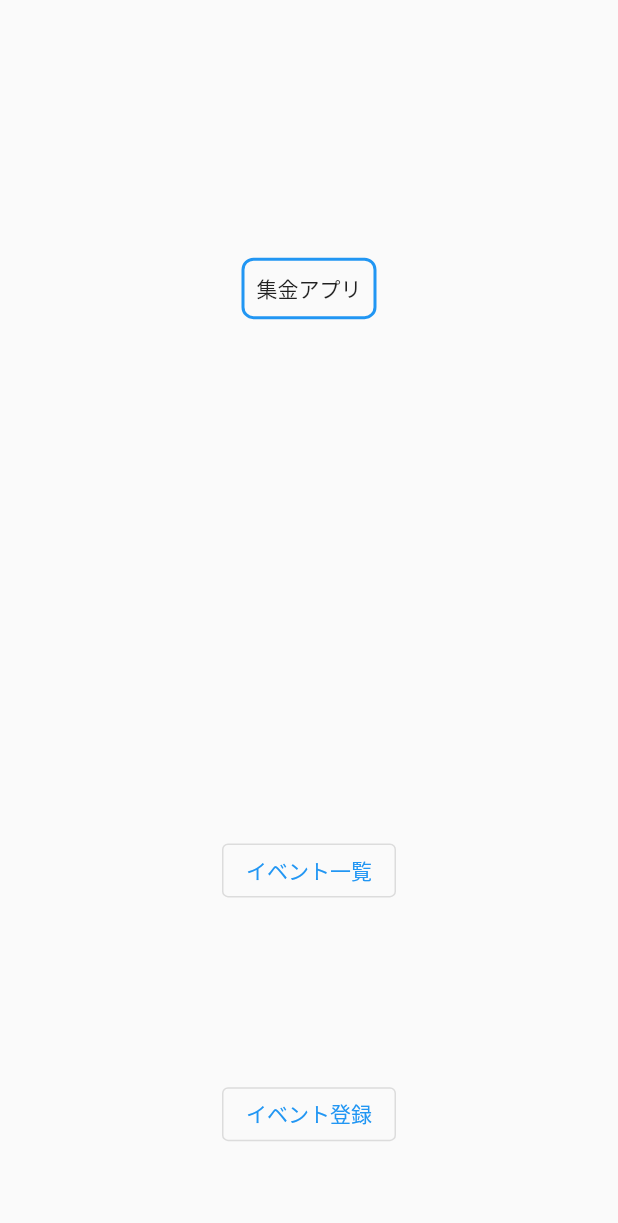
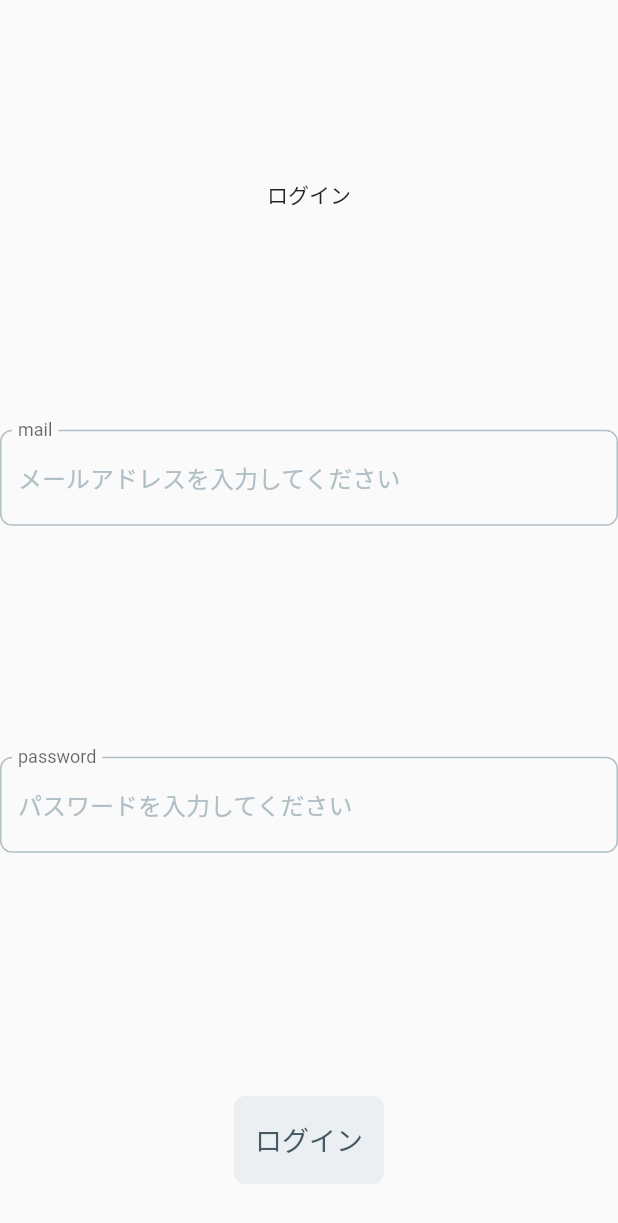
Before and after one commit to jack-app/ideathon-summer-team2, a Flutter app: the screen it shows after launch, on a phone screen of 412 x 824 dp. Shown: the top 1223 px of the screen. Run offline on Flutter 3.47's test engine with Material 2 defaults, Android fonts, the phone set to English and light mode, and no system bars.

Commit message:
mainの編集

```diff
--- a/lib/main.dart
+++ b/lib/main.dart
@@ -1,50 +1,111 @@
 import 'package:flutter/material.dart';
 
+const kButtonColorPrimary = Color(0xFFECEFF1);
+const kButtonTextColorPrimary = Color(0xFF455A64);
+const Color kAccentColor = Color(0xFFFE7C64);
+const Color kBackgroundColor = Color(0xFF19283D);
+const Color kTextColorPrimary = Color(0xFFECEFF1);
+const Color kTextColorSecondary = Color(0xFFB0BEC5);
+const Color kIconColor = Color(0xFF455A64);
+
 void main() => runApp(MyApp());
+
+class _CustomTextField extends StatelessWidget {
+  final String labelText;
+  final String hintText;
+  final bool obscureText;
+
+  const _CustomTextField({
+    Key? key,
+    required this.labelText,
+    required this.hintText,
+    required this.obscureText,
+  }) : super(key: key);
+
+  @override
+  Widget build(BuildContext context) {
+    return TextField(
+      decoration: InputDecoration(
+        labelText: labelText,
+        hintText: hintText,
+        hintStyle: TextStyle(color: kTextColorSecondary),
+        floatingLabelBehavior: FloatingLabelBehavior.always,
+        focusedBorder: OutlineInputBorder(
+          borderRadius: BorderRadius.circular(8),
+          borderSide: BorderSide(
+            color: kAccentColor,
+          ),
+        ),
+        enabledBorder: OutlineInputBorder(
+          borderRadius: BorderRadius.circular(8),
+          borderSide: BorderSide(
+            color: kTextColorSecondary,
+          ),
+        ),
+      ),
+      obscureText: obscureText,
+      onTap: () {},
+    );
+  }
+}
 
 class MyApp extends StatelessWidget {
   @override
   Widget build(BuildContext context) {
     return MaterialApp(
-      title: '集金アプリ',
+      title: 'マネコレ',
       theme: ThemeData(primarySwatch: Colors.blue),
       home: Scaffold(
         body: Center(
           child: Column(
             mainAxisAlignment: MainAxisAlignment.spaceAround,
             children: <Widget>[
-              Container(),//配置調整のため
-              Container(//タイトル
-                decoration: BoxDecoration(
-                  border: Border.all(color: Colors.blue, width: 2),
-                  borderRadius: BorderRadius.circular(8),
+              const SizedBox(height: 16),
+              Container(
+                //タイトル
+                child: Text('ログイン'),
+              ),
+              const SizedBox(height: 8),
+              Container(
+                //メールアドレス入力
+                width: 500,
+                child: _CustomTextField(
+                  labelText: 'mail',
+                  hintText: 'メールアドレスを入力してください',
+                  obscureText: false,
                 ),
-                padding: EdgeInsets.all(8),
-                child: Text('集金アプリ'),
               ),
-              Container(),//配置調整のため
-              Container(),//配置調整のため
-              Container(//イベント一覧へ
-                child: Column(
-                  mainAxisAlignment: MainAxisAlignment.end,
-                  children: <Widget>[
-                    OutlinedButton(
-                      onPressed: () {},
-                      child: Text('イベント一覧'),
-                    )
-                  ],
-                  )
+              const SizedBox(height: 16),
+              Container(
+                //パスワード入力
+                width: 500,
+                child: _CustomTextField(
+                  labelText: 'password',
+                  hintText: 'パスワードを入力してください',
+                  obscureText: false,
+                ),
               ),
-              Container(//イベント登録へ
-                child: Column(
-                  mainAxisAlignment: MainAxisAlignment.end,
-                  children: <Widget>[
-                    OutlinedButton(
-                      onPressed: () {},
-                      child: Text('イベント登録'),
-                    )
-                  ],
-                  )
+              const SizedBox(height: 24),
+              Container(
+                width: 100,
+                child: TextButton(
+                  style: TextButton.styleFrom(
+                    primary: kButtonTextColorPrimary,
+                    backgroundColor: kButtonColorPrimary,
+                    padding: EdgeInsets.symmetric(vertical: 16),
+                    shape: RoundedRectangleBorder(
+                      borderRadius: BorderRadius.circular(8),
+                    ),
+                  ),
+                  onPressed: () {},
+                  child: Text(
+                    'ログイン',
+                    style: Theme.of(context)
+                        .textTheme
+                        .bodyText2!
+                        .copyWith(color: kButtonTextColorPrimary, fontSize: 18),
+                  ),
+                ),
               ),
             ],
           ),
```
